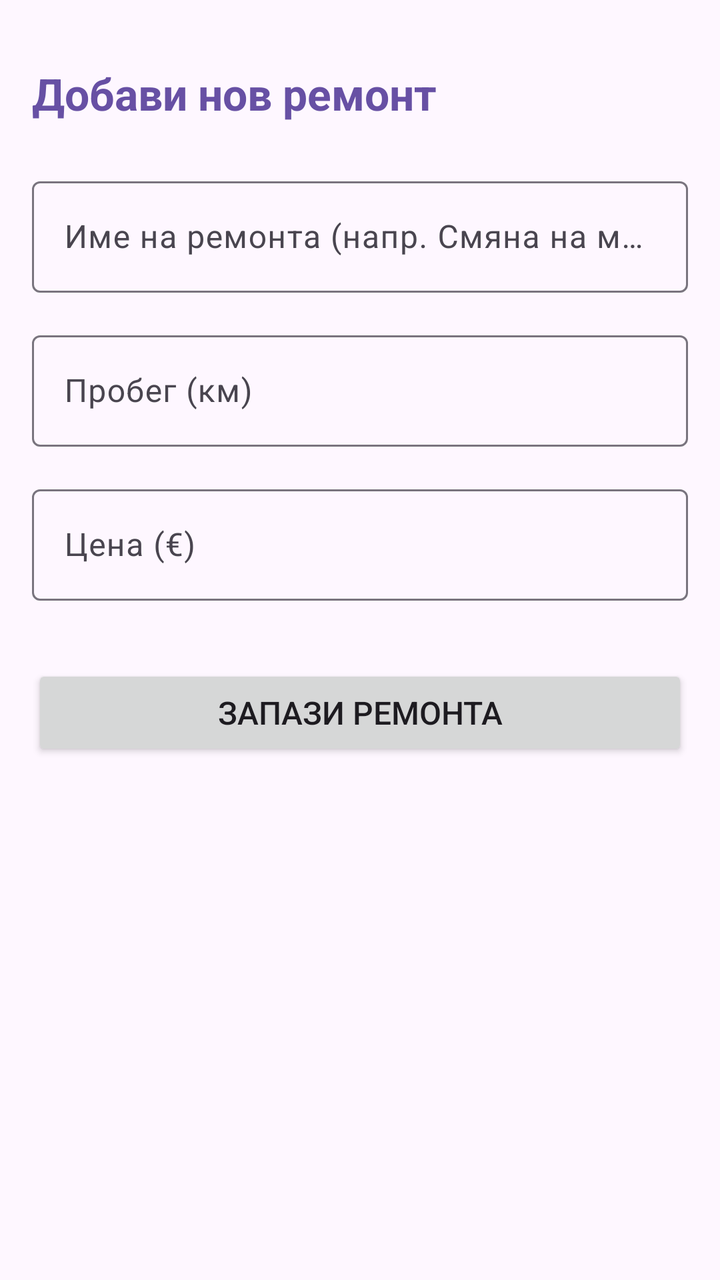
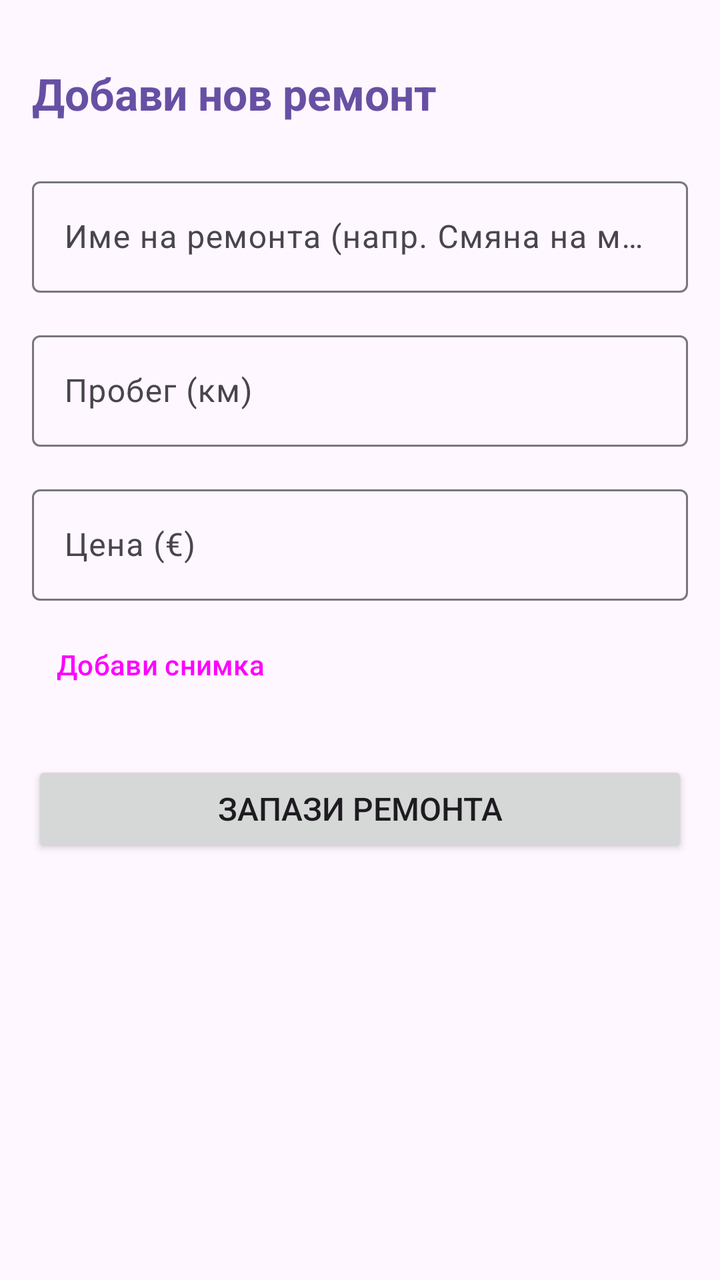

Compare the two renders of this Android layout. The source of the first and the diff that turns it into the second are given below.
<!-- AndroidManifest.xml: application theme Theme.CarLogMaintenanceApp -->
<!-- res/layout/activity_add_log.xml -->
<?xml version="1.0" encoding="utf-8"?>
<androidx.constraintlayout.widget.ConstraintLayout
    xmlns:android="http://schemas.android.com/apk/res/android"
    xmlns:app="http://schemas.android.com/apk/res-auto"
    android:layout_width="match_parent"
    android:layout_height="match_parent"
    android:padding="16dp">

    <TextView
        android:id="@+id/tvAddTitle"
        android:layout_width="wrap_content"
        android:layout_height="wrap_content"
        android:layout_marginTop="16dp"
        android:text="@string/add_log_title"
        android:textSize="22sp"
        android:textStyle="bold"
        android:textColor="?attr/colorPrimary"
        app:layout_constraintTop_toTopOf="parent"
        app:layout_constraintStart_toStartOf="parent" />


    <com.google.android.material.textfield.TextInputLayout
        android:id="@+id/tilTitle"
        android:layout_width="0dp"
        android:layout_height="wrap_content"
        android:layout_marginTop="24dp"
        android:hint="@string/hint_title"
        app:layout_constraintTop_toBottomOf="@id/tvAddTitle"
        app:layout_constraintStart_toStartOf="parent"
        app:layout_constraintEnd_toEndOf="parent">

        <com.google.android.material.textfield.TextInputEditText
            android:id="@+id/etTitle"
            android:layout_width="match_parent"
            android:layout_height="wrap_content"
            android:inputType="textCapSentences"
            android:textColor="?attr/colorOnSurface" />
    </com.google.android.material.textfield.TextInputLayout>


    <com.google.android.material.textfield.TextInputLayout
        android:id="@+id/tilMileage"
        android:layout_width="0dp"
        android:layout_height="wrap_content"
        android:layout_marginTop="16dp"
        android:hint="@string/hint_mileage"
        app:layout_constraintTop_toBottomOf="@id/tilTitle"
        app:layout_constraintStart_toStartOf="parent"
        app:layout_constraintEnd_toEndOf="parent">

        <com.google.android.material.textfield.TextInputEditText
            android:id="@+id/etMileage"
            android:layout_width="match_parent"
            android:layout_height="wrap_content"
            android:inputType="number"
            android:textColor="?attr/colorOnSurface" />
    </com.google.android.material.textfield.TextInputLayout>


    <com.google.android.material.textfield.TextInputLayout
        android:id="@+id/tilPrice"
        android:layout_width="0dp"
        android:layout_height="wrap_content"
        android:layout_marginTop="16dp"
        android:hint="@string/hint_price"
        app:layout_constraintTop_toBottomOf="@id/tilMileage"
        app:layout_constraintStart_toStartOf="parent"
        app:layout_constraintEnd_toEndOf="parent">

        <com.google.android.material.textfield.TextInputEditText
            android:id="@+id/etPrice"
            android:layout_width="match_parent"
            android:layout_height="wrap_content"
            android:inputType="numberDecimal"
            android:textColor="?attr/colorOnSurface" />
    </com.google.android.material.textfield.TextInputLayout>


    <Button
        android:id="@+id/btnSave"
        android:layout_width="0dp"
        android:layout_height="wrap_content"
        android:layout_marginTop="32dp"
        android:text="@string/btn_save"
        android:textSize="16sp"
        app:layout_constraintTop_toBottomOf="@id/tilPrice"
        app:layout_constraintStart_toStartOf="parent"
        app:layout_constraintEnd_toEndOf="parent" />

</androidx.constraintlayout.widget.ConstraintLayout>
<!-- resources referenced by this layout -->
<resources>
  <string name="add_log_title">Добави нов ремонт</string>
  <string name="btn_save">Запази ремонта</string>
  <string name="hint_mileage">Пробег (км)</string>
  <string name="hint_price">Цена (€)</string>
  <string name="hint_title">Име на ремонта (напр. Смяна на масло)</string>
  <style name="Theme.CarLogMaintenanceApp" parent="Base.Theme.CarLogMaintenanceApp" />
  <style name="Base.Theme.CarLogMaintenanceApp" parent="Theme.Material3.DayNight.NoActionBar">
          
          
      </style>
</resources>

<!-- the commit's change to res/layout/activity_add_log.xml (unified diff, before → after) -->
@@ -75,15 +75,50 @@
             android:textColor="?attr/colorOnSurface" />
     </com.google.android.material.textfield.TextInputLayout>
 
+    <Button
+        android:id="@+id/btnAddPhoto"
+        style="@style/Widget.Material3.Button.TextButton"
+        android:layout_width="wrap_content"
+        android:layout_height="wrap_content"
+        android:layout_marginTop="8dp"
+        android:text="@string/btn_add_photo"
+        app:layout_constraintTop_toBottomOf="@id/tilPrice"
+        app:layout_constraintStart_toStartOf="parent" />
+
+    <ImageView
+        android:id="@+id/ivLogImage"
+        android:layout_width="100dp"
+        android:layout_height="100dp"
+        android:layout_marginTop="8dp"
+        android:scaleType="centerCrop"
+        android:background="@android:color/darker_gray"
+        android:visibility="gone"
+        android:contentDescription="@null"
+        app:layout_constraintTop_toBottomOf="@id/btnAddPhoto"
+        app:layout_constraintStart_toStartOf="parent" />
+
+    <Button
+        android:id="@+id/btnRemovePhoto"
+        style="@style/Widget.Material3.Button.TextButton"
+        android:layout_width="wrap_content"
+        android:layout_height="wrap_content"
+        android:text="@string/btn_remove_photo"
+        android:textColor="?attr/colorError"
+        android:visibility="gone"
+        app:layout_constraintTop_toTopOf="@id/ivLogImage"
+        app:layout_constraintBottom_toBottomOf="@id/ivLogImage"
+        app:layout_constraintStart_toEndOf="@id/ivLogImage"
+        android:layout_marginStart="8dp"/>
+
 
     <Button
         android:id="@+id/btnSave"
         android:layout_width="0dp"
         android:layout_height="wrap_content"
-        android:layout_marginTop="32dp"
+        android:layout_marginTop="24dp"
         android:text="@string/btn_save"
         android:textSize="16sp"
-        app:layout_constraintTop_toBottomOf="@id/tilPrice"
+        app:layout_constraintTop_toBottomOf="@id/ivLogImage"
         app:layout_constraintStart_toStartOf="parent"
         app:layout_constraintEnd_toEndOf="parent" />
 
<!-- resource entries referenced after the edit -->
@@ -1,6 +1,8 @@
 <!-- resources referenced by this layout -->
 <resources>
   <string name="add_log_title">Добави нов ремонт</string>
+  <string name="btn_add_photo">Добави снимка</string>
+  <string name="btn_remove_photo">Изтрий снимката</string>
   <string name="btn_save">Запази ремонта</string>
   <string name="hint_mileage">Пробег (км)</string>
   <string name="hint_price">Цена (€)</string>
